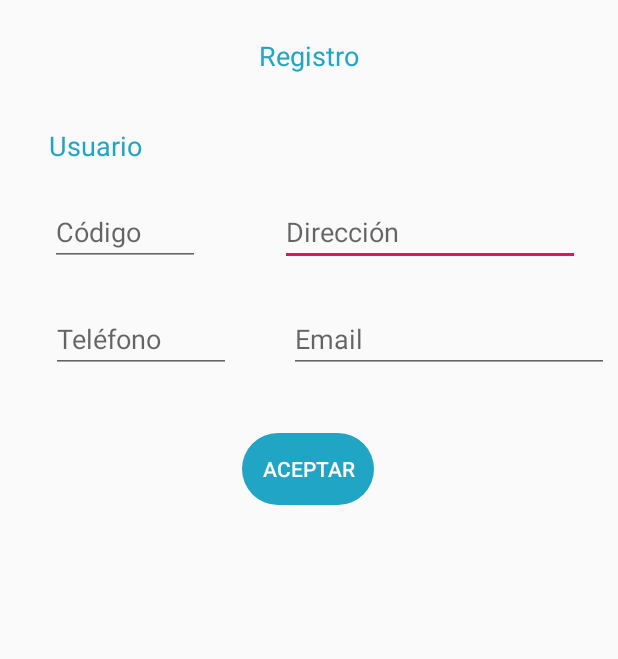
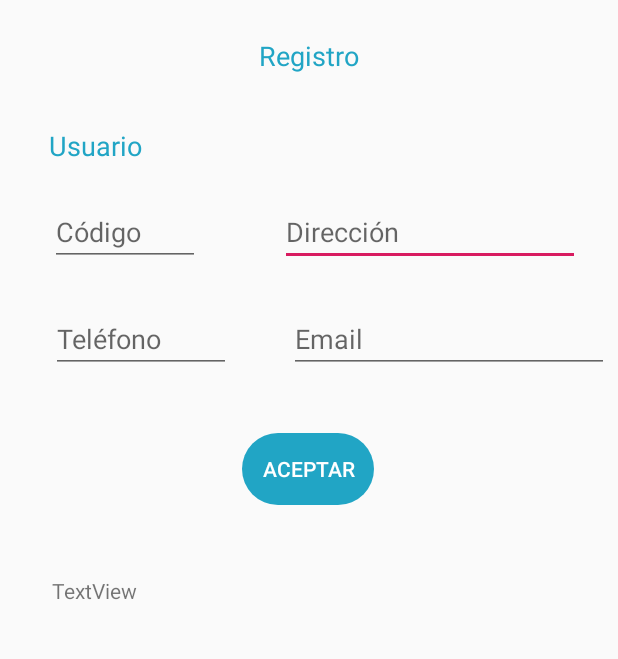
Before and after one commit to mikels111/Desayunos, an Android app: the Actividad_4 screen opened directly, with no data from a screen before it, on a phone screen of 412 x 824 dp, the part 84-743 px from its top. Run offline under Robolectric (Android 15) with nearby library versions, the phone set to English and light mode, and no system bars.

Commit message:
Añadidos avances en base de datos y avances en actividad 4

```diff
--- a/app/src/main/java/com/example/desayunoscebanc/Actividad_2.java
+++ b/app/src/main/java/com/example/desayunoscebanc/Actividad_2.java
@@ -22,6 +22,7 @@ public class Actividad_2 extends AppCompatActivity {
         super.onCreate(savedInstanceState);
         setContentView(R.layout.activity_actividad_2);
 
+        //color en las barras
         getWindow().setStatusBarColor(Color.parseColor("#21A5C5"));
         getSupportActionBar().setBackgroundDrawable(new ColorDrawable(Color.parseColor("#21A5C5")));
 
--- a/app/src/main/java/com/example/desayunoscebanc/Actividad_4.java
+++ b/app/src/main/java/com/example/desayunoscebanc/Actividad_4.java
@@ -2,19 +2,80 @@ package com.example.desayunoscebanc;
 
 import androidx.appcompat.app.AppCompatActivity;
 
+import android.database.Cursor;
+import android.database.sqlite.SQLiteDatabase;
 import android.graphics.Color;
 import android.graphics.drawable.ColorDrawable;
 import android.os.Bundle;
+import android.view.View;
+import android.widget.Button;
+import android.widget.EditText;
+import android.widget.TextView;
 
 public class Actividad_4 extends AppCompatActivity {
 
+    Button aceptar;
+    EditText codigo,direccion,telefono,email;
+    TextView prueba;
     @Override
     protected void onCreate(Bundle savedInstanceState) {
         super.onCreate(savedInstanceState);
         setContentView(R.layout.activity_actividad_4);
 
+        //color en las barras
         getWindow().setStatusBarColor(Color.parseColor("#21A5C5"));
         getSupportActionBar().setBackgroundDrawable(new ColorDrawable(Color.parseColor("#21A5C5")));
 
+        //Boton
+        aceptar=findViewById(R.id.btnAceptar);
+
+        //EditText
+        codigo=findViewById(R.id.editCodigo);
+        direccion=findViewById(R.id.editDireccion);
+        telefono=findViewById(R.id.editTelefono);
+        email=findViewById(R.id.editEmail);
+
+        prueba=findViewById(R.id.txtPrueba);
+
+        //Base de Datos
+        BDSQLiteHelper bdDesayunos = new BDSQLiteHelper(this, "BDDesayunos", null, 1);
+        final SQLiteDatabase bd = bdDesayunos.getWritableDatabase();
+
+        codigo.setOnFocusChangeListener(new View.OnFocusChangeListener() {
+            @Override
+            public void onFocusChange(View v, boolean hasFocus) {
+                if(!hasFocus) {
+                    prueba.setText("prueba");
+                    Cursor c=bd.rawQuery("SELECT CodCliente,Direccion,Telefono,Email FROM Cliente WHERE CodCliente='"+codigo.getText()+"'",null);
+
+                    if(c.moveToFirst()){
+                        do {
+                            direccion.setText(c.getString(1));
+                            telefono.setText(c.getString(2));
+                            email.setText(c.getString(3));
+                        }while(c.moveToNext());
+                    }
+                }
+            }
+        });
+
+
+        aceptar.setOnClickListener(new View.OnClickListener() {
+            @Override
+            public void onClick(View v) {
+                if(codigo.getText().length()!=0 && direccion.getText().length()!=0 && telefono.getText().length()!=0 && email.getText().length()!=0){
+
+                }else if(codigo.getText().length()==0){
+
+                }else if (direccion.getText().length()==0){
+
+                }else if(telefono.getText().length()==0){
+
+                }else{
+
+                }
+            }
+        });
+
     }
 }
--- a/app/src/main/res/layout/activity_actividad_4.xml
+++ b/app/src/main/res/layout/activity_actividad_4.xml
@@ -90,7 +90,7 @@
         app:layout_constraintVertical_bias="0.033" />
 
     <Button
-        android:id="@+id/button"
+        android:id="@+id/btnAceptar"
         android:layout_width="wrap_content"
         android:layout_height="wrap_content"
         android:background="@drawable/bordes_redondos"
@@ -103,4 +103,16 @@
         app:layout_constraintTop_toTopOf="parent"
         app:layout_constraintVertical_bias="0.401" />
 
+    <TextView
+        android:id="@+id/txtPrueba"
+        android:layout_width="wrap_content"
+        android:layout_height="wrap_content"
+        android:text="TextView"
+        app:layout_constraintBottom_toBottomOf="parent"
+        app:layout_constraintEnd_toEndOf="parent"
+        app:layout_constraintHorizontal_bias="0.098"
+        app:layout_constraintStart_toStartOf="parent"
+        app:layout_constraintTop_toTopOf="parent"
+        app:layout_constraintVertical_bias="0.513" />
+
 </androidx.constraintlayout.widget.ConstraintLayout>
```
Also changed, not shown: app/src/main/java/com/example/desayunoscebanc/BDSQLiteHelper.java (+8 -1 lines), app/src/main/java/com/example/desayunoscebanc/MainActivity.java (+11 -0 lines).
